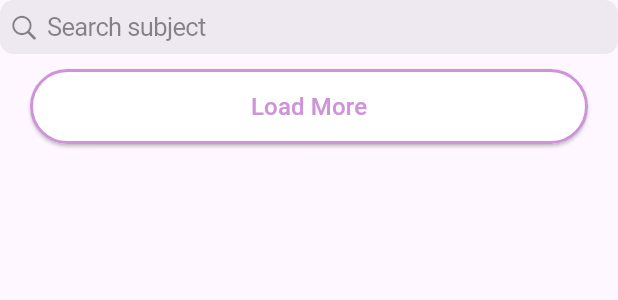
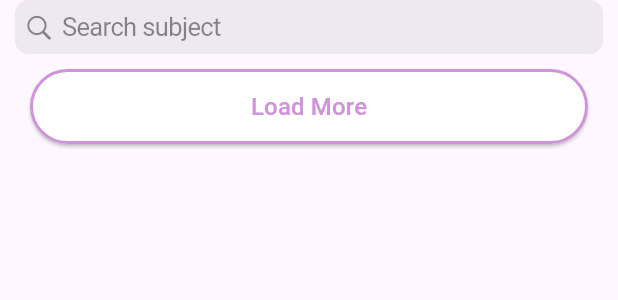
Before and after one commit to Mayankk074/notesgram, a Flutter app: the AllNotes widget shown alone on an empty page, opened directly, on a phone screen of 412 x 824 dp. Shown: the top 300 px of the screen. Run offline on Flutter 3.47's test engine with Material 3 defaults, Android fonts, the light colour scheme and no system bars; our stand-ins replace cloud_firestore, file_picker, firebase_auth, firebase_core, firebase_storage, flutter_spinkit and 2 more; accounts and stored records are empty; network calls fail.

Commit message:
Added LIKE button and chnaged NotesTile layout

```diff
--- a/lib/models/note.dart
+++ b/lib/models/note.dart
@@ -8,6 +8,7 @@ class Note{
   String? userUid;
   String? userName;
   String? userDP;
+  String? description;
 
-  Note({this.subject,this.userUid,this.userDP,this.name,this.course,this.userName,this.link});
+  Note({this.subject,this.userUid,this.userDP,this.name,this.course,this.userName,this.link, this.description});
 }
--- a/lib/pages/home/explore/allNotes.dart
+++ b/lib/pages/home/explore/allNotes.dart
@@ -42,6 +42,7 @@ class _AllNotesState extends State<AllNotes> {
       var listLink=List<String>.from(snap.get('notes'));
       var listCourse=List<String>.from(snap.get('course'));
       var listSubject=List<String>.from(snap.get('subject'));
+      var listDescription=List<String>.from(snap.get('description'));
 
       for (int i=0;i<listName.length;i++){
         //Creating Note objects from lists notes from snap
@@ -53,6 +54,7 @@ class _AllNotesState extends State<AllNotes> {
           userName:userSnap['username'],
           userDP: userSnap['profilePic'],
           userUid: uid,
+          description: listDescription[i],
           ));
       }
     }
@@ -107,9 +109,12 @@ class _AllNotesState extends State<AllNotes> {
   Widget build(BuildContext context){
     return Column(
       children: [
-        CupertinoSearchTextField(
-          controller: _searchController,
-          placeholder: 'Search subject',
+        Padding(
+          padding: const EdgeInsets.symmetric(horizontal: 10.0),
+          child: CupertinoSearchTextField(
+            controller: _searchController,
+            placeholder: 'Search subject',
+          ),
         ),
         Expanded(
           child: ListView.builder(
@@ -144,6 +149,7 @@ class _AllNotesState extends State<AllNotes> {
                     subject: note.subject,
                     course: note.course,
                     userUid: note.userUid,
+                    description: note.description,
                   );
                 }
               }
--- a/lib/pages/home/explore/explore.dart
+++ b/lib/pages/home/explore/explore.dart
@@ -17,7 +17,7 @@ class _ExploreState extends State<Explore> {
 
     return Container(
       alignment: Alignment.center,
-      padding: const EdgeInsets.fromLTRB(10.0, 60.0, 10.0, 0),
+      padding: const EdgeInsets.only(top: 60.0),
       // child: AllNotes(),
       child: const AllNotes(),
     );
--- a/lib/pages/home/homeBody.dart
+++ b/lib/pages/home/homeBody.dart
@@ -32,6 +32,7 @@ class _HomeBodyState extends State<HomeBody> {
       List<String> notesList=List<String>.from(notesSnap.get('notes'));
       List<String> courseList=List<String>.from(notesSnap.get('course'));
       List<String> subjectList=List<String>.from(notesSnap.get('subject'));
+      List<String> listDescription=List<String>.from(notesSnap.get('description'));
 
       for(int i=0;i<namesList.length;i++){
         //Creating Note objects from lists notes from snap
@@ -43,6 +44,7 @@ class _HomeBodyState extends State<HomeBody> {
           userName:userSnap['username'],
           userDP: userSnap['profilePic'],
           userUid: uid,
+          description: listDescription[i],
         ));
       }
     }
@@ -70,6 +72,7 @@ class _HomeBodyState extends State<HomeBody> {
             subject: note.subject,
             course: note.course,
             userUid: note.userUid,
+            description: note.description,
             );
           }
     ):const Center(
--- a/lib/pages/home/profile/uploadForm.dart
+++ b/lib/pages/home/profile/uploadForm.dart
@@ -54,7 +54,10 @@ class _UploadFormState extends State<UploadForm> {
                   pdf = File(file.path);
                   //fileName
                   setState(() {
-                    fileName = result.files.first.name;
+                    //Removing the .pdf from title and Assigning to fileName
+                    String temp=result.files.first.name;
+                    temp=temp.replaceAll(".pdf", "");
+                    fileName = temp;
                   });
                 }
               },
```
Also changed, not shown: lib/pages/home/notesTile.dart (+66 -6 lines). Lines whose indentation alone changed are shown as unchanged.
